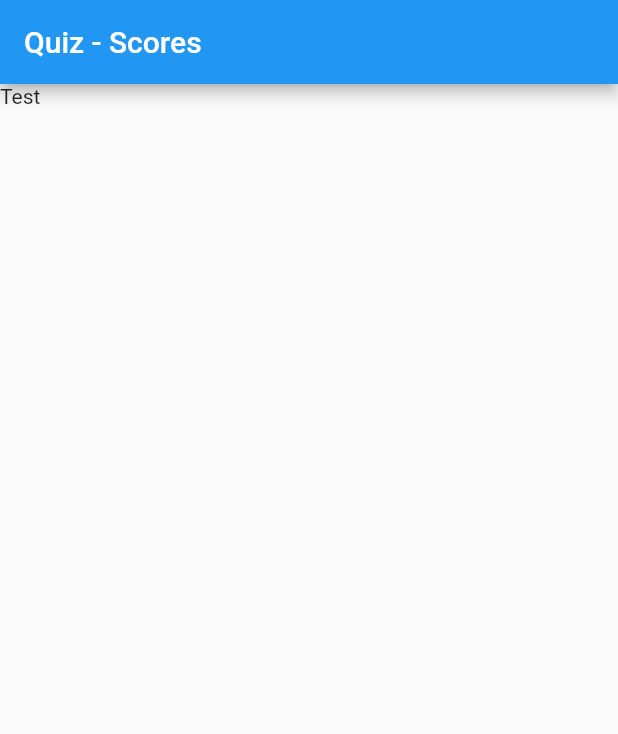
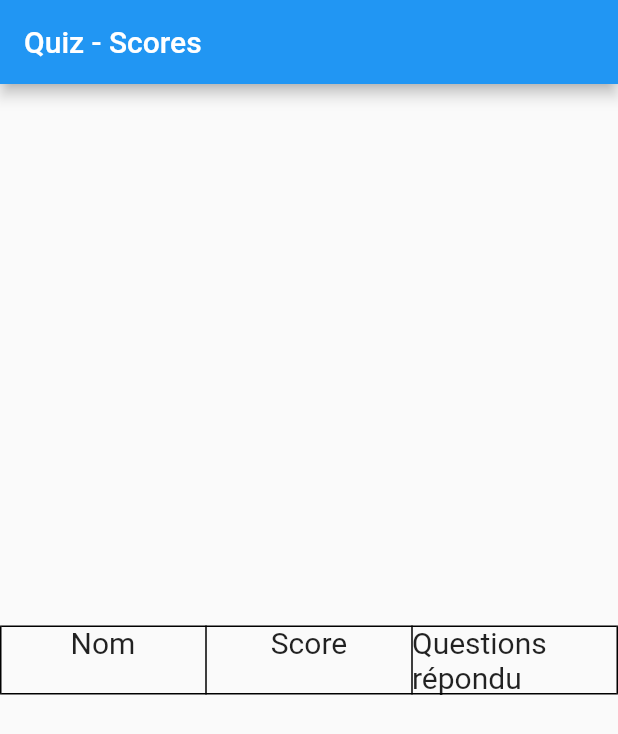
Before and after one commit to zaidschouwey98/Mob2_exam, a Flutter app: the screen it shows after launch, after a tap on "Scores", on a phone screen of 412 x 824 dp. Shown: the top 734 px of the screen. Run offline on Flutter 3.47's test engine with Material 2 defaults, Android fonts, the phone set to English and light mode, and no system bars; our stand-ins replace get_it, get_it_mixin.

Commit message:
Quiz scores

```diff
--- a/lib/main.dart
+++ b/lib/main.dart
@@ -1,9 +1,11 @@
 import 'package:flutter/material.dart';
 
 import 'package:quiz/managers/navigation_manager.dart';
+import 'package:quiz/managers/score_manager.dart';
 import 'package:quiz/pages/menu_page.dart';
 
 void main() {
+  ScoreManager.register();
   NavigationManager.register();
   runApp(const QuizApp());
 }
--- a/lib/managers/score_manager.dart
+++ b/lib/managers/score_manager.dart
@@ -1,11 +1,14 @@
+import 'package:get_it/get_it.dart';
 import 'package:quiz/models/player.dart';
 
 class ScoreManager {
-  late List<Player> players;
+  List<Player> players = [];
 
   void addPlayer(Player player){
     players.add(player);
   }
-
-
+  static void register(){
+    GetIt.I.registerLazySingleton(() => ScoreManager());
+  }
+  static ScoreManager get instance => GetIt.I.get<ScoreManager>();
 }
--- a/lib/models/player.dart
+++ b/lib/models/player.dart
@@ -1,4 +1,11 @@
 class Player {
-  int Score = 0;
+  int score = 0;
+  String name = "";
+  int respondedQuestions = 0;
+  Player(int _score, String _name, int _respondedQuestions){
+    score = _score;
+    name = _name;
+    respondedQuestions = _respondedQuestions;
+  }
 
 }
--- a/lib/pages/score_page.dart
+++ b/lib/pages/score_page.dart
@@ -1,5 +1,7 @@
 import 'package:flutter/cupertino.dart';
 import 'package:flutter/material.dart';
+import 'package:quiz/managers/score_manager.dart';
+import 'package:quiz/models/player.dart';
 
 class ScorePage extends StatelessWidget{
   @override
@@ -9,8 +11,32 @@ class ScorePage extends StatelessWidget{
       appBar: AppBar(
         title: Text("Quiz - Scores"),
       ),
-      body: Text("Test"),
+      body: Center(child: buildScore(context)),
     );
   }
 
+  Widget buildScore(BuildContext context){
+    final playerScores = ScoreManager.instance.players.map((Player p){
+      return TableRow(children: [
+        Column(children: [Text(p.name)]),
+        Column(children: [Text(p.score.toString())]),
+        Column(children: [Text(p.respondedQuestions.toString())])
+      ]);
+    });
+    return Table(
+      border: TableBorder.all(
+                        color: Colors.black,
+                        style: BorderStyle.solid,
+                        width: 1),
+      children: [
+        TableRow(children: [
+          Column(children: [Text("Nom",style: TextStyle(fontSize: 20.0))]),
+          Column(children: [Text("Score",style: TextStyle(fontSize: 20.0))]),
+          Column(children: [Text("Questions répondu",style: TextStyle(fontSize: 20.0))]),
+        ]),
+        ...playerScores
+        ]
+      );
+  }
+
 }
```
Also changed, not shown: lib/pages/gameover_page.dart (+11 -0 lines).
